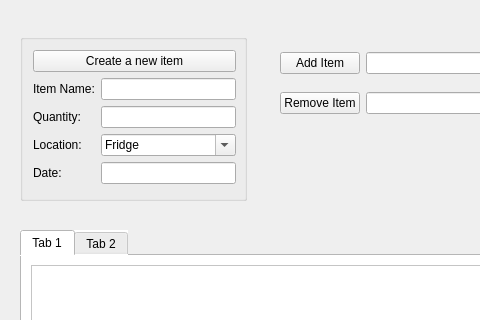
ngogb02/CS50P-Final-Project, file QtDesigner/My_House_Inventory_01.ui: the form before one commit; both pictures show x 0 to 480 and y 0 to 320 of the 763 by 628 pixel window.
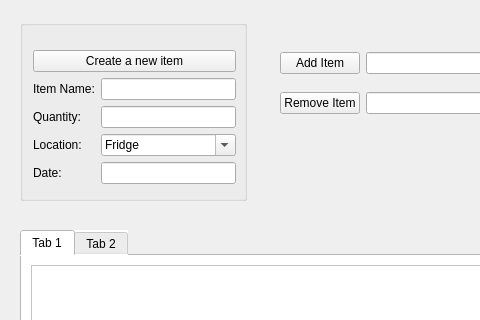
The form after the commit. Icons and pictures are not drawn.

Commit message: continue testing date input

Patch:
```diff
--- a/QtDesigner/My_House_Inventory_01.ui
+++ b/QtDesigner/My_House_Inventory_01.ui
@@ -204,10 +204,10 @@
     </rect>
    </property>
    <property name="autoFillBackground">
-    <bool>true</bool>
+    <bool>false</bool>
    </property>
    <property name="title">
-    <string> </string>
+    <string/>
    </property>
    <property name="flat">
     <bool>true</bool>
@@ -215,7 +215,7 @@
    <property name="checkable">
     <bool>false</bool>
    </property>
-   <widget class="QWidget" name="">
+   <widget class="QWidget" name="layoutWidget">
     <property name="geometry">
      <rect>
       <x>13</x>
```
The commit also changes 2 other files.
